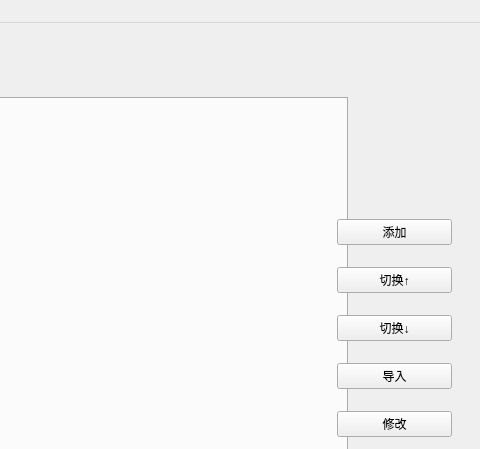
Before: the Qt Designer form styleOfMe/mainwindow.ui in fantastic-413/just_do_it, drawn with Qt 5; both pictures show x 573 to 1053 and y 0 to 449 of the 1053 by 653 pixel window.
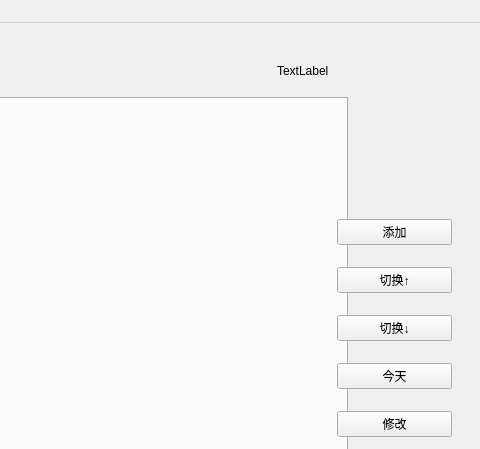
After: the same form once the commit is applied.

The edit to the form file:
```diff
--- a/styleOfMe/mainwindow.ui
+++ b/styleOfMe/mainwindow.ui
@@ -99,7 +99,7 @@
      <item>
       <widget class="QPushButton" name="impBtn">
        <property name="text">
-        <string>导入</string>
+        <string>今天</string>
        </property>
       </widget>
      </item>
@@ -210,6 +210,19 @@
      <string>TextLabel</string>
     </property>
    </widget>
+   <widget class="QLabel" name="monthLabel">
+    <property name="geometry">
+     <rect>
+      <x>850</x>
+      <y>40</y>
+      <width>72</width>
+      <height>15</height>
+     </rect>
+    </property>
+    <property name="text">
+     <string>TextLabel</string>
+    </property>
+   </widget>
   </widget>
   <widget class="QMenuBar" name="menubar">
    <property name="geometry">
```
